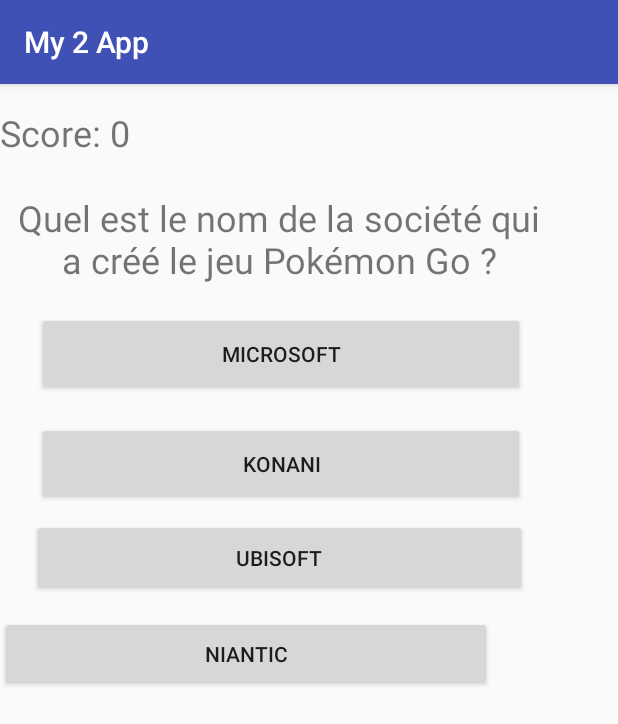
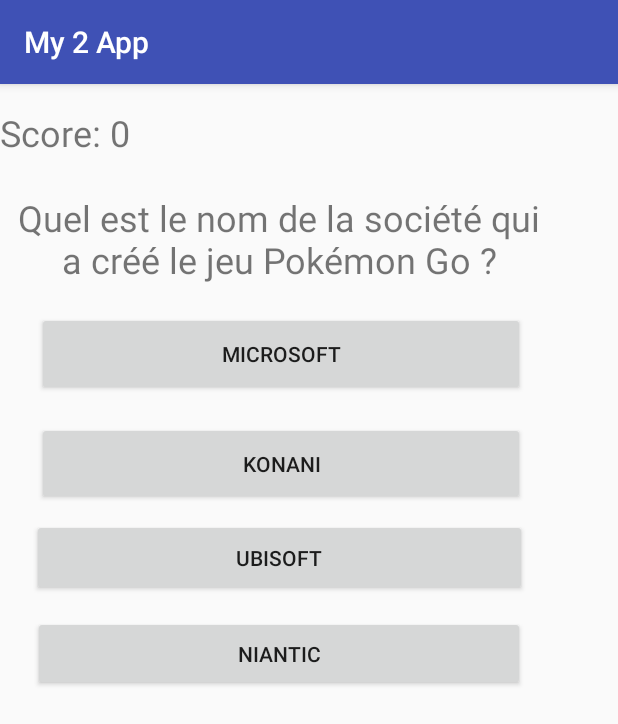
Before and after one commit to msandya/EasilyAdopted, an Android app: the screen it shows after launch (MainActivity), on a phone screen of 412 x 824 dp. Shown: the top 724 px of the screen. Run offline under Robolectric (Android 15) with nearby library versions, the phone set to English and light mode, and no system bars.

Commit message:
some modification

```diff
--- a/app/src/main/java/com/example/sandy/my2app/Questions.java
+++ b/app/src/main/java/com/example/sandy/my2app/Questions.java
@@ -21,7 +21,7 @@ public class Questions {
     private String mChoices[][] = {
             {"Skjern", "Gota alv", "Gloma", "La Seine"},
             {"Chrome", "Chrome OS", "Chrobuntu", "Chro home"},
-            {"Barbue caissière au Mcdo", "Bbarbie secrétaire", "Barbie présidente des USA", "Barbie nutritioniste"},
+            {"Barbie caissière au Mcdo", "Barbie secrétaire", "Barbie présidente des USA", "Barbie nutritioniste"},
             {"Jupiter", "Mars","Pluton","Mmercure"},
             {"0", "1", "19", "16"},
             {"11", "13", "10", "9"},
--- a/app/src/main/res/layout/activity_main.xml
+++ b/app/src/main/res/layout/activity_main.xml
@@ -14,10 +14,13 @@
         android:gravity="center"
         android:text="Button"
         app:layout_constraintTop_toBottomOf="@+id/answer3"
-        tools:layout_editor_absoluteX="22dp"
         app:layout_constraintBottom_toBottomOf="parent"
         android:layout_marginBottom="8dp"
-        app:layout_constraintVertical_bias="0.0" />
+        app:layout_constraintVertical_bias="0.0"
+        android:layout_marginLeft="8dp"
+        app:layout_constraintLeft_toLeftOf="parent"
+        android:layout_marginRight="8dp"
+        app:layout_constraintRight_toRightOf="parent" />
 
     <Button
         android:id="@+id/answer2"
```
